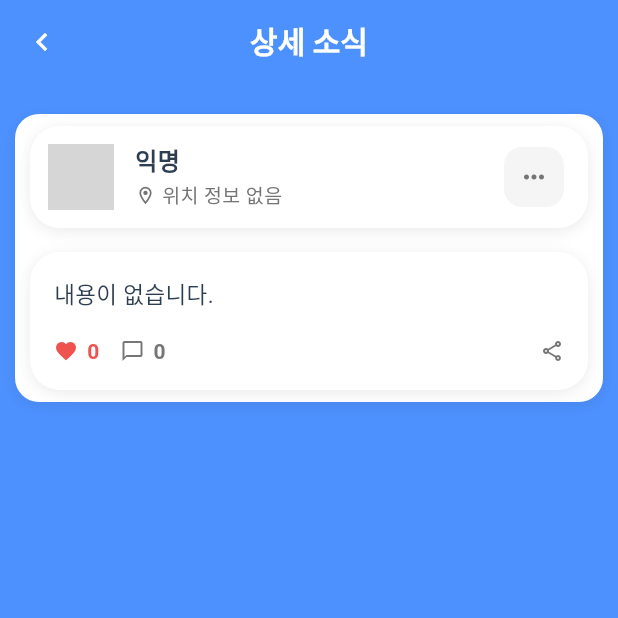
After one commit to daeyoung-k/unimal-flutter, a Flutter app: the DetailBoardScreen screen opened by its route, on a phone screen of 412 x 824 dp, the top half of it. The commit adds this screen. Run offline on Flutter 3.47's test engine with Material 3 defaults, Android fonts, the phone set to English and light mode, and no system bars; our stand-ins replace flutter_dotenv, flutter_secure_storage, flutter_svg, geolocator, get, google_sign_in and 2 more; missing offline and left inert: kakao_flutter_sdk, naver_login_sdk; accounts and stored records are empty; network calls fail; Roboto replaces fonts that are missing (Pretendard); project files that could hold a hidden picture were left out; grey boxes are pictures that could not be loaded.

Commit message:
상세 게시판 ing

```diff
--- a/lib/main.dart
+++ b/lib/main.dart
@@ -2,6 +2,7 @@ import 'package:flutter/material.dart';
 import 'package:flutter_dotenv/flutter_dotenv.dart';
 import 'package:get/get.dart';
 import 'package:unimal/screens/%08map/marker/marker_preview.dart';
+import 'package:unimal/screens/board/detail_board.dart';
 import 'package:unimal/screens/navigation/root_screen.dart';
 import 'package:unimal/screens/auth/login/login.dart';
 import 'package:unimal/screens/navigation/app_routes.dart';
@@ -41,7 +42,8 @@ class MyApp extends StatelessWidget {
     return GetMaterialApp(
       getPages: AppRoutes().pages(),
       home: loginChecked ? RootScreen() : LoginScreens(),
-      // home: loginChecked ? RootScreen() : RootScreen(selectedIndex: 1),
+      // home: loginChecked ? RootScreen() : DetailBoardScreen(),
+      // home: loginChecked ? RootScreen() : RootScreen(selectedIndex: 2),
       // home: MarkerPreview(),
     );
   }
--- a/lib/screens/board/board.dart
+++ b/lib/screens/board/board.dart
@@ -150,6 +150,7 @@ class _BoardScreensState extends State<BoardScreens> {
                             child: ClipRRect(
                               borderRadius: BorderRadius.circular(16),
                               child: BoardCard(
+                                boardId: index,
                                 profileImageUrl: post.profileImageUrl,
                                 nickname: post.nickname,
                                 location: post.location,
--- /dev/null
+++ b/lib/screens/board/detail_board.dart
@@ -0,0 +1,63 @@
+import 'package:flutter/material.dart';
+import 'package:get/get.dart';
+import 'package:unimal/screens/board/widget/detailcard/detail_board_card.dart';
+
+class DetailBoardScreen extends StatelessWidget {
+  const DetailBoardScreen({super.key});
+
+  @override
+  Widget build(BuildContext context) {
+    final Map<String, dynamic> args = (Get.arguments as Map<String, dynamic>?) ?? {};
+
+    final int boardId = (args['boardId'] as int?) ?? 0;
+    final String content = (args['content'] as String?)?.trim() ?? '';
+    final List<dynamic> imageUrlsDynamic = (args['imageUrls'] as List<dynamic>?) ?? const [];
+    final List<String> imageUrls = imageUrlsDynamic.map((e) => e.toString()).toList();
+    final String streetName = (args['streetName'] as String?) ?? '';
+    final String author = (args['author'] as String?) ?? '익명';
+    final String likeCount = (args['likeCount'] as String?) ?? '0';
+    final String commentCount = (args['commentCount'] as String?) ?? '0';
+    final String profileImageUrl = (args['profileImageUrl'] as String?)?.trim().isNotEmpty == true
+        ? (args['profileImageUrl'] as String)
+        : 'https://via.placeholder.com/150';
+
+    return Scaffold(
+      backgroundColor: const Color(0xFF4D91FF),
+      appBar: AppBar(
+        backgroundColor: Colors.transparent,
+        elevation: 0,
+        centerTitle: true,
+        leading: IconButton(
+          icon: const Icon(Icons.chevron_left, color: Colors.white),
+          onPressed: () => Get.back(),
+        ),
+        title: const Text(
+          '상세 소식',
+          style: TextStyle(
+            color: Colors.white,
+            fontSize: 20,
+            fontFamily: 'Pretendard',
+            fontWeight: FontWeight.w700,
+          ),
+        ),
+      ),
+      body: SafeArea(
+        child: SingleChildScrollView(
+          child: Padding(
+            padding: const EdgeInsets.fromLTRB(10, 20, 10, 32),
+            child: DetailBoardCard(
+              profileImageUrl: profileImageUrl,
+              nickname: author,
+              location: streetName.isNotEmpty ? streetName : '위치 정보 없음',
+              imageUrls: imageUrls,
+              content: content,
+              likeCount: likeCount,
+              commentCount: commentCount,
+            ),
+          ),
+        ),
+      ),
+    );
+  }
+
+}
--- a/lib/screens/board/widget/card/board_card.dart
+++ b/lib/screens/board/widget/card/board_card.dart
@@ -1,4 +1,6 @@
 import 'package:flutter/material.dart';
+import 'package:get/get.dart';
+import 'package:unimal/screens/board/detail_board.dart';
 import 'package:unimal/screens/board/widget/card/board_card_content.dart';
 import 'package:unimal/screens/board/widget/card/board_card_image.dart';
 import 'package:unimal/screens/board/widget/card/board_card_profile.dart';
@@ -6,6 +8,7 @@ import 'package:unimal/screens/board/widget/card/board_card_profile.dart';
 class BoardCard extends StatefulWidget {
 
   // backend 데이터 받아오는 영역
+  final int boardId;
   final String profileImageUrl;
   final String nickname;
   final String location;
@@ -16,6 +19,7 @@ class BoardCard extends StatefulWidget {
 
   const BoardCard({
     super.key,
+    required this.boardId,
     required this.profileImageUrl,
     required this.nickname,
     required this.location,
@@ -37,6 +41,19 @@ class _BoardCardState extends State<BoardCard>
   late Animation<double> _cardFadeAnimation;
   late Animation<double> _cardScaleAnimation;
   late Animation<Offset> _cardSlideAnimation;
+
+  void _goToDetail() {
+    Get.to(() => const DetailBoardScreen(), arguments: {
+      'boardId': widget.boardId,
+      'profileImageUrl': widget.profileImageUrl,
+      'author': widget.nickname,
+      'streetName': widget.location,
+      'imageUrls': widget.imageUrls,
+      'content': widget.content,
+      'likeCount': widget.likeCount,
+      'commentCount': widget.commentCount,
+    });
+  }
 
   @override
   void initState() {
@@ -100,11 +117,15 @@ class _BoardCardState extends State<BoardCard>
             child: Column(
               children: [
                 // 프로필 영역
-                BoardCardProfile(
-                  screenHeight: screenHeight,
-                  profileImageUrl: widget.profileImageUrl,
-                  nickname: widget.nickname,
-                  location: widget.location
+                GestureDetector(
+                  behavior: HitTestBehavior.opaque,
+                  onTap: _goToDetail,
+                  child: BoardCardProfile(
+                    screenHeight: screenHeight,
+                    profileImageUrl: widget.profileImageUrl,
+                    nickname: widget.nickname,
+                    location: widget.location
+                  ),
                 ),
                 // 이미지 영역 (있는 경우에만)
                 if (widget.imageUrls.isNotEmpty)
@@ -118,6 +139,7 @@ class _BoardCardState extends State<BoardCard>
                   likeCount: widget.likeCount,
                   commentCount: widget.commentCount,
                   maxLine: widget.imageUrls.isNotEmpty ? 2 : 5,
+                  onTap: _goToDetail,
                 ),
               ],
             ),
--- a/lib/screens/board/widget/card/board_card_content.dart
+++ b/lib/screens/board/widget/card/board_card_content.dart
@@ -74,6 +74,9 @@ class _BoardCardContentState extends State<BoardCardContent>
       opacity: _fadeAnimation,
       child: SlideTransition(
         position: _slideAnimation,
+        child: GestureDetector(
+          behavior: HitTestBehavior.opaque,
+          onTap: widget.onTap,
           child: Container(
             width: double.infinity,
             margin: const EdgeInsets.symmetric(horizontal: 10, vertical: 5),
@@ -201,6 +204,7 @@ class _BoardCardContentState extends State<BoardCardContent>
             ),
           ),
         ),
+      ),
     );
   }
 }
--- /dev/null
+++ b/lib/screens/board/widget/detailcard/detail_board_card.dart
@@ -0,0 +1,326 @@
+import 'package:flutter/material.dart';
+
+class DetailBoardCard extends StatelessWidget {
+  final String profileImageUrl;
+  final String nickname;
+  final String location;
+  final List<String> imageUrls;
+  final String content;
+  final String likeCount;
+  final String commentCount;
+
+  const DetailBoardCard({
+    super.key,
+    required this.profileImageUrl,
+    required this.nickname,
+    required this.location,
+    required this.imageUrls,
+    required this.content,
+    required this.likeCount,
+    required this.commentCount,
+  });
+
+  @override
+  Widget build(BuildContext context) {
+    final double screenHeight = MediaQuery.of(context).size.height;
+    return Container(
+      decoration: BoxDecoration(
+        color: Colors.white,
+        borderRadius: BorderRadius.circular(16),
+        boxShadow: [
+          BoxShadow(
+            color: Colors.black.withValues(alpha: 0.08),
+            blurRadius: 8,
+            offset: const Offset(0, 2),
+          ),
+        ],
+      ),
+      child: ClipRRect(
+        borderRadius: BorderRadius.circular(16),
+        child: Column(
+          crossAxisAlignment: CrossAxisAlignment.stretch,
+          children: [
+            // 프로필 영역
+            _DetailProfile(
+              profileImageUrl: profileImageUrl,
+              nickname: nickname,
+              location: location,
+            ),
+            if (imageUrls.isNotEmpty)
+              // 이미지 영역
+              _DetailImages(
+                imageUrls: imageUrls,
+                screenHeight: screenHeight,
+              ),
+            // 콘텐츠 영역
+            _DetailContent(
+              content: content,
+              likeCount: likeCount,
+              commentCount: commentCount,
+            ),
+          ],
+        ),
+      ),
+    );
+  }
+}
+
+class _DetailProfile extends StatelessWidget {
+  final String profileImageUrl;
+  final String nickname;
+  final String location;
+
+  const _DetailProfile({
+    required this.profileImageUrl,
+    required this.nickname,
+    required this.location,
+  });
+
+  @override
+  Widget build(BuildContext context) {
+    return Container(
+      margin: const EdgeInsets.symmetric(horizontal: 10, vertical: 8),
+      padding: const EdgeInsets.symmetric(horizontal: 12, vertical: 10),
+      decoration: BoxDecoration(
+        color: Colors.white,
+        borderRadius: BorderRadius.circular(20),
+        boxShadow: [
+          BoxShadow(
+            color: Colors.black.withValues(alpha: 0.08),
+            blurRadius: 8,
+            offset: const Offset(0, 2),
+          ),
+        ],
+      ),
+      child: Row(
+        crossAxisAlignment: CrossAxisAlignment.center,
+        children: [
+          CircleAvatar(
+            radius: 22,
+            backgroundColor: Colors.grey[200],
+            backgroundImage: NetworkImage(profileImageUrl),
+            onBackgroundImageError: (e, s) {},
+          ),
+          const SizedBox(width: 14),
+          Expanded(
+            child: Column(
+              crossAxisAlignment: CrossAxisAlignment.start,
+              children: [
+                Text(
+                  nickname,
+                  style: const TextStyle(
+                    fontWeight: FontWeight.w600,
+                    fontSize: 16,
+                    color: Color(0xFF2C3E50),
+                    fontFamily: 'Pretendard',
+                  ),
+                ),
+                const SizedBox(height: 2),
+                Row(
+                  children: [
+                    Icon(
+                      Icons.location_on_outlined,
+                      size: 14,
+                      color: Colors.grey[600],
+                    ),
+                    const SizedBox(width: 4),
+                    Expanded(
+                      child: Text(
+                        location,
+                        overflow: TextOverflow.ellipsis,
+                        style: TextStyle(
+                          fontSize: 13,
+                          color: Colors.grey[600],
+                          fontFamily: 'Pretendard',
+                        ),
+                      ),
+                    ),
+                  ],
+                ),
+              ],
+            ),
+          ),
+          IconButton(
+            onPressed: () {},
+            icon: Icon(
+              Icons.more_horiz,
+              color: Colors.grey[600],
+              size: 20,
+            ),
+            style: IconButton.styleFrom(
+              backgroundColor: Colors.grey[100],
+              shape: RoundedRectangleBorder(
+                borderRadius: BorderRadius.circular(12),
+              ),
+            ),
+          ),
+        ],
+      ),
+    );
+  }
+}
+
+class _DetailImages extends StatefulWidget {
+  final List<String> imageUrls;
+  final double screenHeight;
+
+  const _DetailImages({
+    required this.imageUrls,
+    required this.screenHeight,
+  });
+
+  @override
+  State<_DetailImages> createState() => _DetailImagesState();
+}
+
+class _DetailImagesState extends State<_DetailImages> {
+  final PageController _pageController = PageController();
+  int _current = 0;
+
+  @override
+  void dispose() {
+    _pageController.dispose();
+    super.dispose();
+  }
+
+  @override
+  Widget build(BuildContext context) {
+    return SizedBox(
+      height: widget.screenHeight * 0.4,
+      child: Stack(
+        children: [
+          PageView.builder(
+            controller: _pageController,
+            itemCount: widget.imageUrls.length,
+            onPageChanged: (i) => setState(() => _current = i),
+            itemBuilder: (context, index) {
+              final url = widget.imageUrls[index];
+              return Padding(
+                padding: const EdgeInsets.symmetric(horizontal: 10, vertical: 5),
+                child: ClipRRect(
+                  borderRadius: BorderRadius.circular(10),
+                  child: Container(
+                    decoration: BoxDecoration(
+                      border: Border.all(color: const Color(0xFFB8BFC8)),
+                    ),
+                    child: Image.network(
+                      url,
+                      fit: BoxFit.cover,
+                      errorBuilder: (context, error, stack) => const Center(
+                        child: Icon(Icons.broken_image_outlined, color: Colors.grey, size: 40),
+                      ),
+                      loadingBuilder: (context, child, progress) {
+                        if (progress == null) return child;
+                        return const Center(
+                          child: CircularProgressIndicator(strokeWidth: 2),
+                        );
+                      },
+                    ),
+                  ),
+                ),
+              );
+            },
+          ),
+          if (widget.imageUrls.length > 1)
+            Positioned(
+              bottom: 10,
+              left: 0,
+              right: 0,
+              child: Row(
+                mainAxisAlignment: MainAxisAlignment.center,
+                children: List.generate(widget.imageUrls.length, (i) {
+                  final bool active = i == _current;
+                  return AnimatedContainer(
+                    duration: const Duration(milliseconds: 200),
+                    width: active ? 18 : 6,
+                    height: 6,
+                    margin: const EdgeInsets.symmetric(horizontal: 3),
+                    decoration: BoxDecoration(
+                      color: active ? Colors.white : Colors.white.withOpacity(0.5),
+                      borderRadius: BorderRadius.circular(3),
+                    ),
+                  );
+                }),
+              ),
+            ),
+        ],
+      ),
+    );
+  }
+}
+
+class _DetailContent extends StatelessWidget {
+  final String content;
+  final String likeCount;
+  final String commentCount;
+
+  const _DetailContent({
+    required this.content,
+    required this.likeCount,
+    required this.commentCount,
+  });
+
+  @override
+  Widget build(BuildContext context) {
+    return Container(
+      margin: const EdgeInsets.symmetric(horizontal: 10, vertical: 8),
+      padding: const EdgeInsets.all(16),
+      decoration: BoxDecoration(
+        color: Colors.white,
+        borderRadius: BorderRadius.circular(20),
+        boxShadow: [
+          BoxShadow(
+            color: Colors.black.withValues(alpha: 0.08),
+            blurRadius: 8,
+            offset: const Offset(0, 2),
+          ),
+        ],
+      ),
+      child: Column(
+        crossAxisAlignment: CrossAxisAlignment.start,
+        children: [
+          Text(
+            content.isEmpty ? '내용이 없습니다.' : content,
+            style: const TextStyle(
+              fontSize: 15,
+              fontFamily: 'Pretendard',
+              fontWeight: FontWeight.w400,
+              color: Color(0xFF2C3E50),
+              height: 1.5,
+            ),
+          ),
+          const SizedBox(height: 16),
+          Row(
+            children: [
+              Icon(Icons.favorite, size: 16, color: Colors.red[400]),
+              const SizedBox(width: 6),
+              Text(
+                likeCount,
+                style: TextStyle(
+                  fontSize: 14,
+                  color: Colors.red[400],
+                  fontFamily: 'Pretendard',
+                  fontWeight: FontWeight.w600,
+                ),
+              ),
+              const SizedBox(width: 14),
+              Icon(Icons.chat_bubble_outline, size: 16, color: Colors.grey[600]),
+              const SizedBox(width: 6),
+              Text(
+                commentCount,
+                style: TextStyle(
+                  fontSize: 14,
+                  color: Colors.grey[600],
+                  fontFamily: 'Pretendard',
+                  fontWeight: FontWeight.w600,
+                ),
+              ),
+              const Spacer(),
+              Icon(Icons.share_outlined, size: 16, color: Colors.grey[600]),
+            ],
+          ),
+        ],
+      ),
+    );
+  }
+}
--- a/lib/screens/navigation/app_routes.dart
+++ b/lib/screens/navigation/app_routes.dart
@@ -6,6 +6,7 @@ import 'package:unimal/screens/add_item.dart';
 import 'package:unimal/screens/auth/id_find.dart';
 import 'package:unimal/screens/auth/password_find.dart';
 import 'package:unimal/screens/auth/signup.dart';
+import 'package:unimal/screens/board/detail_board.dart';
 import 'package:unimal/screens/board/board.dart';
 import 'package:unimal/screens/auth/login/login.dart';
 import 'package:unimal/screens/%08map/map.dart';
@@ -38,6 +39,7 @@ class AppRoutes {
       GetPage(name: '/id-find', page: () => IdFindScreen()),
       GetPage(name: '/password-find', page: () => PasswordFindScreen()),
       GetPage(name: '/signup', page: () => SignupScreens()),
+      GetPage(name: '/detail-board', page: () => DetailBoardScreen()),
     ];
   }
 
```
Lines whose indentation alone changed are shown as unchanged.
